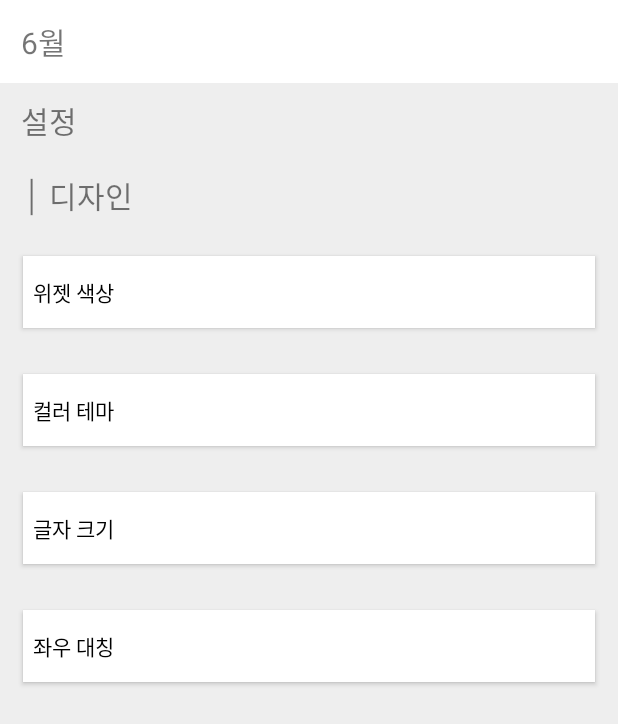
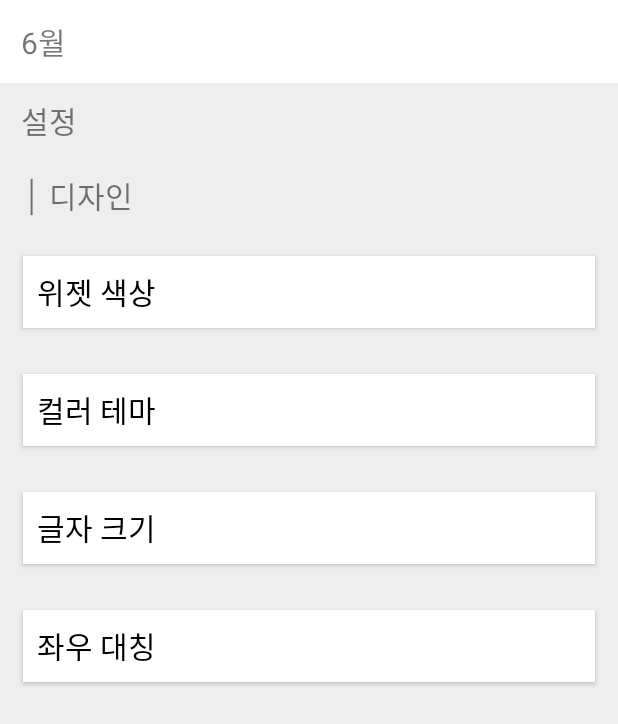
Before and after one commit to somin1210/help, an Android app: the layout setting.xml on its own in the app's theme, with its tools: preview values and no code run, on a phone screen of 412 x 824 dp. Shown: the top 724 px of the screen. Run offline under Robolectric (Android 15) with nearby library versions, the phone set to English and light mode, and no system bars.

Commit message:
day and setting

```diff
--- a/app/src/main/res/layout/setting.xml
+++ b/app/src/main/res/layout/setting.xml
@@ -38,7 +38,8 @@
         android:background="#FFFFFF"
         android:text="  위젯 색상"
         android:textColor="#000000"
-        android:gravity="center_vertical" />
+        android:gravity="center_vertical"
+        android:textSize="20sp"/>
     <Button
         android:id="@+id/button2"
         android:layout_margin="15dp"
@@ -47,7 +48,8 @@
         android:background="#FFFFFF"
         android:text="  컬러 테마"
         android:textColor="#000000"
-        android:gravity="center_vertical" />
+        android:gravity="center_vertical"
+        android:textSize="20sp"/>
     <Button
         android:id="@+id/button3"
         android:layout_margin="15dp"
@@ -56,7 +58,8 @@
         android:background="#FFFFFF"
         android:text="  글자 크기"
         android:textColor="#000000"
-        android:gravity="center_vertical" />
+        android:gravity="center_vertical"
+        android:textSize="20sp"/>
     <Button
         android:id="@+id/button4"
         android:layout_margin="15dp"
@@ -65,7 +68,8 @@
         android:background="#FFFFFF"
         android:text="  좌우 대칭"
         android:textColor="#000000"
-        android:gravity="center_vertical" />
+        android:gravity="center_vertical"
+        android:textSize="20sp"/>
 
 
 </LinearLayout>
```
Also changed, not shown: app/src/main/res/layout/day.xml (+12 -11 lines).
